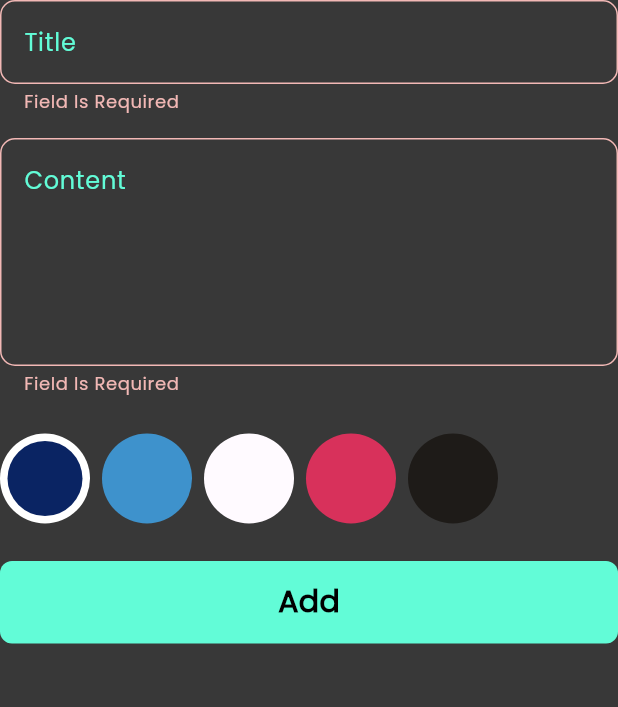
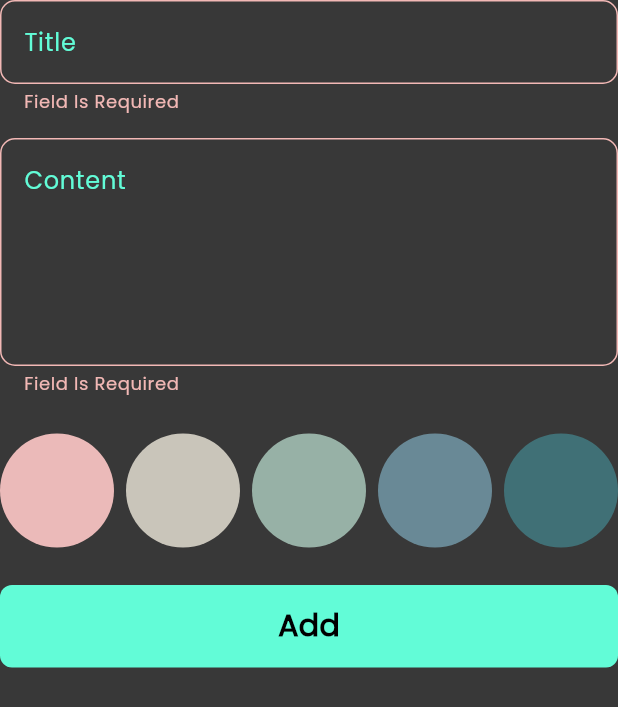
Before and after one commit to Mo967tech/notes_app, a Flutter app: the AddNoteForm widget shown alone on an empty page, opened directly, after a tap on "Add", on a phone screen of 412 x 824 dp. Shown: the top 707 px of the screen. Run offline on Flutter 3.47's test engine with Material 3 defaults, Android fonts, the phone set to English and light mode, and no system bars; our stand-ins replace bloc, flutter_bloc, font_awesome_flutter, hive, hive_flutter; accounts and stored records are empty.

Commit message:
add note bottom sheet done

```diff
--- a/lib/cubits/add_note_cubit/add_note_cubit.dart
+++ b/lib/cubits/add_note_cubit/add_note_cubit.dart
@@ -1,4 +1,5 @@
 import 'package:bloc/bloc.dart';
+import 'package:flutter/material.dart';
 import 'package:hive_flutter/adapters.dart';
 import 'package:notes_app/constants.dart';
 import 'package:notes_app/models/note_model.dart';
@@ -8,7 +9,10 @@ part 'add_note_state.dart';
 class AddNoteCubit extends Cubit<AddNoteState> {
   AddNoteCubit() : super(AddNoteInitial());
 
+  Color noteColor = const Color(0XFFEBBAB9);
+
   void addNote(NoteModel note) async {
+    note.color = noteColor.value;
     emit(AddNoteLoading());
     try {
       Box<NoteModel> notesBox = Hive.box(kNotesBox);
--- a/lib/widgets/add_note_form.dart
+++ b/lib/widgets/add_note_form.dart
@@ -50,8 +50,7 @@ class _AddNoteFormState extends State<AddNoteForm> {
                 onTap: () {
                   if (isValidated()) {
                     save();
-                    var formatedCurrentDate = formatDate(DateTime.now());
-                    addNote(context, formatedCurrentDate);
+                    addNote(context, formatDate(DateTime.now()));
                   } else {
                     displayAutoValidateMode();
                   }
--- a/lib/widgets/colors_list_view.dart
+++ b/lib/widgets/colors_list_view.dart
@@ -1,4 +1,6 @@
 import 'package:flutter/material.dart';
+import 'package:flutter_bloc/flutter_bloc.dart';
+import 'package:notes_app/cubits/add_note_cubit/add_note_cubit.dart';
 
 class ColorItem extends StatelessWidget {
   final bool isActive;
@@ -15,20 +17,27 @@ class ColorItem extends StatelessWidget {
     return isActive
         ? CircleAvatar(
             backgroundColor: Colors.white,
-            radius: 30,
+            radius: 38,
             child: CircleAvatar(
-              radius: 25,
+              radius: 30,
               backgroundColor: color,
             ),
           )
         : CircleAvatar(
-            radius: 30,
+            radius: 38,
             backgroundColor: color,
           );
   }
 }
 
 class ColorsListView extends StatefulWidget {
+  final List<Color> colors = const [
+    Color(0XFFEBBAB9),
+    Color(0XFFC9C5BA),
+    Color(0XFF97B1A6),
+    Color(0XFF698996),
+    Color(0XFF407076),
+  ];
   const ColorsListView({super.key});
 
   @override
@@ -36,32 +45,29 @@ class ColorsListView extends StatefulWidget {
 }
 
 class _ColorsListViewState extends State<ColorsListView> {
-  int currentIndex = 0;
-  List<Color> colors = const [
-    Color(0XFF0A2463),
-    Color(0XFF3E92CC),
-    Color(0XFFFFFAFF),
-    Color(0XFFD8315B),
-    Color(0XFF1E1B18),
-  ];
+  int? currentIndex;
 
   @override
   Widget build(BuildContext context) {
     return SizedBox(
-      height: 60,
+      height: 38 * 2,
       child: ListView.separated(
         scrollDirection: Axis.horizontal,
         itemBuilder: (context, index) {
           return GestureDetector(
             child: ColorItem(
               isActive: currentIndex == index,
-              color: colors[index],
+              color: widget.colors[index],
             ),
-            onTap: () => setState(() => currentIndex = index),
+            onTap: () {
+              BlocProvider.of<AddNoteCubit>(context).noteColor =
+                  widget.colors[index];
+              setState(() => currentIndex = index);
+            },
           );
         },
         separatorBuilder: (context, index) => const SizedBox(width: 8),
-        itemCount: colors.length,
+        itemCount: widget.colors.length,
       ),
     );
   }
```
